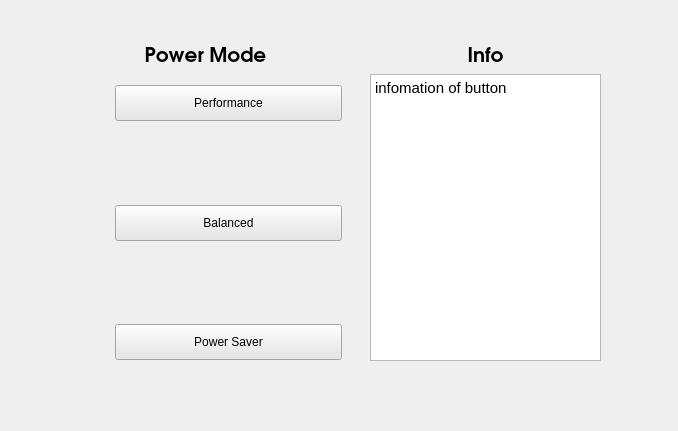
Qt form power_mode_form.ui (qhaihcblol/Demo) before a commit.
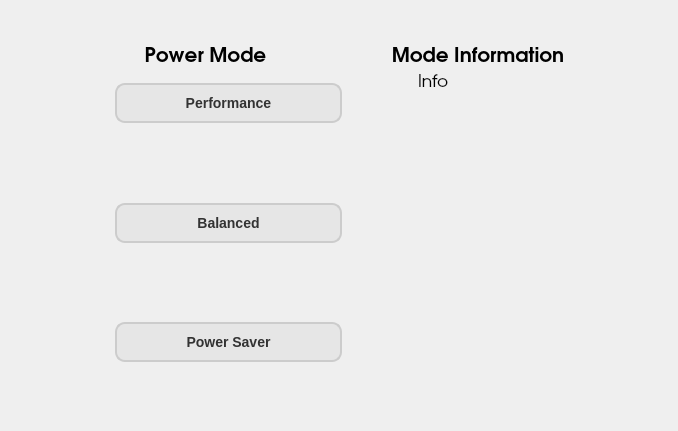
The same form after that commit. Icons and pictures are not drawn.

```diff
--- a/power_mode_form.ui
+++ b/power_mode_form.ui
@@ -23,13 +23,21 @@
     </rect>
    </property>
    <property name="styleSheet">
-    <string notr="true">        QPushButton {
-            background-color: #e6e6e6;
-            padding:10px;
-        }
-        QPushButton:hover {
-            background-color: #d9d9d9;
-        }</string>
+    <string notr="true">QPushButton {
+    background-color: #e6e6e6;
+    color: #333; /* Màu chữ */
+    padding: 10px 15px;
+    border: 2px solid #cccccc; /* Viền */
+    border-radius: 10px;
+    font-size: 14px;
+    font-weight: bold;
+    text-align: center;
+}
+
+QPushButton:hover {
+    background-color: #d9d9d9; /* Màu nền khi hover */
+    border-color: #bbbbbb; /* Viền khi hover */
+}</string>
    </property>
    <layout class="QVBoxLayout" name="verticalLayout">
     <item>
@@ -54,6 +62,9 @@
     </item>
     <item>
      <widget class="QWidget" name="widget" native="true">
+      <property name="styleSheet">
+       <string notr="true"/>
+      </property>
       <layout class="QHBoxLayout" name="horizontalLayout">
        <item>
         <widget class="QLabel" name="label_6">
@@ -84,8 +95,9 @@
         <widget class="QPushButton" name="Performance_Btn">
          <property name="font">
           <font>
+           <pointsize>-1</pointsize>
            <italic>false</italic>
-           <bold>false</bold>
+           <bold>true</bold>
           </font>
          </property>
          <property name="text">
@@ -200,13 +212,13 @@
     </item>
    </layout>
   </widget>
-  <widget class="QWidget" name="widget_5" native="true">
+  <widget class="QWidget" name="">
    <property name="geometry">
     <rect>
-     <x>370</x>
+     <x>380</x>
      <y>40</y>
-     <width>231</width>
-     <height>321</height>
+     <width>196</width>
+     <height>311</height>
     </rect>
    </property>
    <layout class="QVBoxLayout" name="verticalLayout_2">
@@ -217,10 +229,13 @@
         <family>URW Gothic</family>
         <pointsize>15</pointsize>
         <bold>true</bold>
+        <underline>false</underline>
+        <strikeout>false</strikeout>
+        <kerning>true</kerning>
        </font>
       </property>
       <property name="text">
-       <string>Info</string>
+       <string>Mode Information</string>
       </property>
       <property name="alignment">
        <set>Qt::AlignmentFlag::AlignCenter</set>
@@ -228,21 +243,53 @@
      </widget>
     </item>
     <item>
-     <widget class="QTextEdit" name="textEdit">
-      <property name="styleSheet">
-       <string notr="true">font: 600 16pt &quot;URW Gothic&quot;;</string>
+     <layout class="QHBoxLayout" name="horizontalLayout_4">
+      <item>
+       <widget class="QLabel" name="info">
+        <property name="minimumSize">
+         <size>
+          <width>120</width>
+          <height>200</height>
+         </size>
+        </property>
+        <property name="maximumSize">
+         <size>
+          <width>120</width>
+          <height>200</height>
+         </size>
+        </property>
+        <property name="font">
+         <font>
+          <family>URW Gothic</family>
+          <pointsize>13</pointsize>
+          <bold>false</bold>
+         </font>
+        </property>
+        <property name="text">
+         <string>Info</string>
+        </property>
+        <property name="alignment">
+         <set>Qt::AlignmentFlag::AlignLeading|Qt::AlignmentFlag::AlignLeft|Qt::AlignmentFlag::AlignTop</set>
+        </property>
+        <property name="wordWrap">
+         <bool>true</bool>
+        </property>
+       </widget>
+      </item>
+     </layout>
+    </item>
+    <item>
+     <spacer name="verticalSpacer_3">
+      <property name="orientation">
+       <enum>Qt::Orientation::Vertical</enum>
       </property>
-      <property name="html">
-       <string>&lt;!DOCTYPE HTML PUBLIC &quot;-//W3C//DTD HTML 4.0//EN&quot; &quot;http://www.w3.org/TR/REC-html40/strict.dtd&quot;&gt;
-&lt;html&gt;&lt;head&gt;&lt;meta name=&quot;qrichtext&quot; content=&quot;1&quot; /&gt;&lt;meta charset=&quot;utf-8&quot; /&gt;&lt;style type=&quot;text/css&quot;&gt;
-p, li { white-space: pre-wrap; }
-hr { height: 1px; border-width: 0; }
-li.unchecked::marker { content: &quot;\2610&quot;; }
-li.checked::marker { content: &quot;\2612&quot;; }
-&lt;/style&gt;&lt;/head&gt;&lt;body style=&quot; font-family:'URW Gothic'; font-size:16pt; font-weight:600; font-style:normal;&quot;&gt;
-&lt;p style=&quot; margin-top:0px; margin-bottom:0px; margin-left:0px; margin-right:0px; -qt-block-indent:0; text-indent:0px;&quot;&gt;&lt;span style=&quot; font-family:'Ubuntu Sans'; font-size:11pt; font-weight:400;&quot;&gt;infomation of button&lt;/span&gt;&lt;/p&gt;&lt;/body&gt;&lt;/html&gt;</string>
+      <property name="sizeHint" stdset="0">
+       <size>
+        <width>20</width>
+        <height>40</height>
+       </size>
       </property>
-     </widget>
+     </spacer>
     </item>
    </layout>
   </widget>
```
